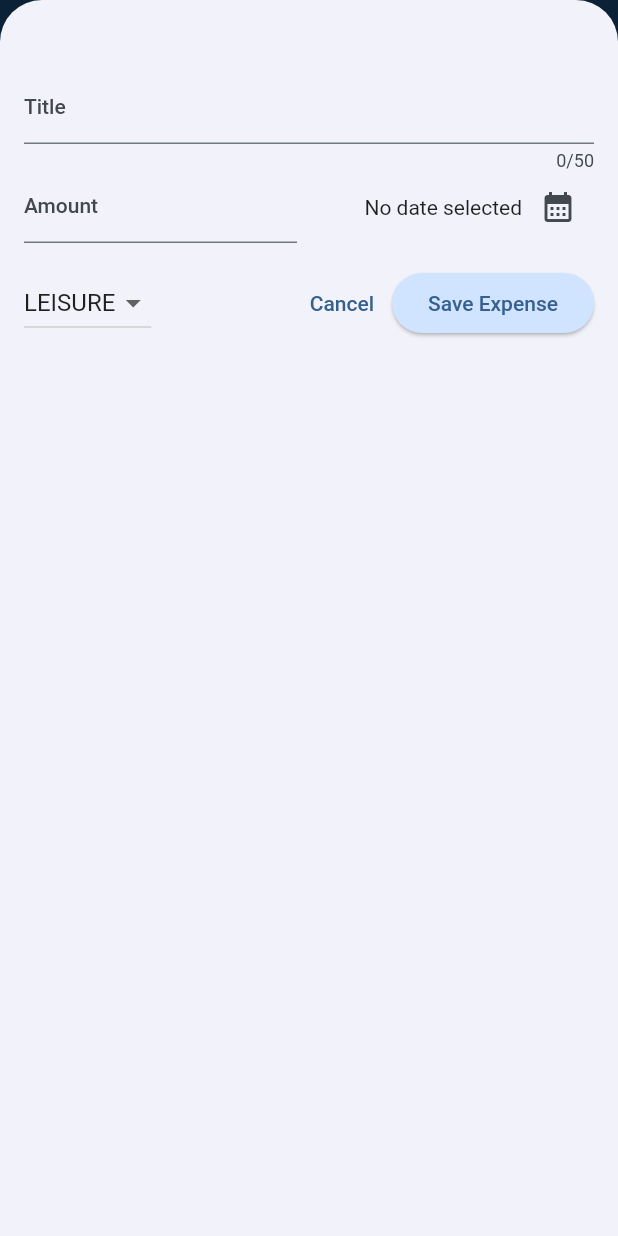
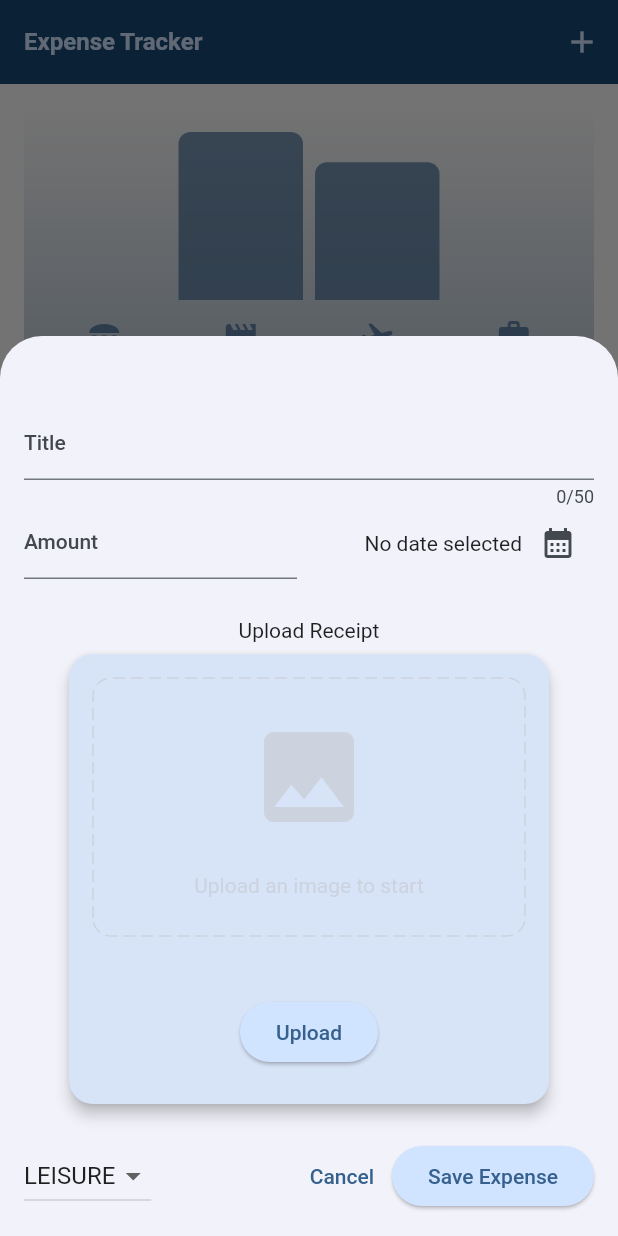
Before and after one commit to hanani14/expensetracker, a Flutter app: the screen it shows after launch, after a tap on the "add" icon, on a phone screen of 412 x 824 dp. Run offline on Flutter 3.47's test engine with Material 2 defaults, Android fonts, the phone set to English and light mode, and no system bars; drawn by our look-alikes of dotted_border; our stand-ins replace image_cropper, image_picker, permission_handler.

Commit message:
image picker & image crop

```diff
--- a/lib/models/expense.dart
+++ b/lib/models/expense.dart
@@ -1,3 +1,5 @@
+import 'dart:io';
+
 import 'package:intl/intl.dart';
 import 'package:uuid/uuid.dart';
 import 'package:flutter/material.dart';
@@ -26,7 +28,8 @@ class Expense{
   final String id;
   final DateTime date;
   final Category category;
-  Expense({required this.category,required this.title,required this.amount,required this.date})
+  final File? path;
+  Expense({required this.category,required this.title,required this.amount,required this.date,  this.path})
   : id = uuid.v4();
 
 
--- a/lib/views/expenses.dart
+++ b/lib/views/expenses.dart
@@ -1,7 +1,10 @@
 import 'package:expensetracker/models/expense.dart';
+import 'package:expensetracker/views/chart/chart.dart';
 import 'package:expensetracker/views/expenses_list/expenses_list.dart';
+import 'package:expensetracker/views/image_page.dart';
 import 'package:expensetracker/views/new_expense.dart';
 import 'package:flutter/material.dart';
+import 'package:permission_handler/permission_handler.dart';
 
 class Expenses extends StatefulWidget {
   const Expenses({super.key});
@@ -28,6 +31,18 @@ class _ExpensesState extends State<Expenses> {
     });
   }
 
+  void getPermission(BuildContext context) async {
+
+    await [
+      Permission.camera,
+      Permission.storage,
+      Permission.location,
+      Permission.notification,
+
+    ].request();
+  }
+
+
   void _removeExpense(Expense expense){
     final expenseIndaex = _registeredExpenses.indexOf(expense);
     setState(() {
@@ -37,6 +52,12 @@ class _ExpensesState extends State<Expenses> {
     ScaffoldMessenger.of(context).showSnackBar(SnackBar(duration: const Duration(seconds: 3),content: const Text('Expense deleted.'),action: SnackBarAction(label: 'Undo',onPressed: (){setState(() {
       _registeredExpenses.insert(expenseIndaex, expense);
     });},),));
+  }
+
+@override
+  void initState() {
+   getPermission(context);
+    super.initState();
   }
 
   @override
@@ -50,11 +71,11 @@ class _ExpensesState extends State<Expenses> {
         title: const Text('Expense Tracker'),
         actions: [
         IconButton(onPressed: _openAddExpenseOverlay, icon: const Icon(Icons.add)),
+      ]),
 
-      ]),
       body: Column(
       children:  [
-        const Text('The chart'),
+        Chart(expenses: _registeredExpenses),
         Expanded(child: mainCOntent),
       ],
     ),);
--- a/lib/views/expenses_list/expense_item.dart
+++ b/lib/views/expenses_list/expense_item.dart
@@ -1,3 +1,5 @@
+import 'dart:io';
+
 import 'package:expensetracker/global/separator.dart';
 import 'package:expensetracker/models/expense.dart';
 import 'package:flutter/material.dart';
@@ -29,7 +31,14 @@ class ExpenseItem extends StatelessWidget {
                   Text(expense.formattedDate),
                 ],
               ),
-            ],)
+            ],),
+            expense.path != null?
+            Center(
+              child: Padding(
+                padding: const EdgeInsets.all(8.0),
+                child: Image.file(expense.path!),
+              ),
+            ):Container()
           ],
         ),
       ),);
--- /dev/null
+++ b/lib/views/image_page.dart
@@ -0,0 +1,242 @@
+
+import 'dart:io';
+
+import 'package:dotted_border/dotted_border.dart';
+import 'package:flutter/foundation.dart';
+import 'package:flutter/material.dart';
+import 'package:image_cropper/image_cropper.dart';
+import 'package:image_picker/image_picker.dart';
+
+class ImagePage extends StatefulWidget {
+
+  ImagePage({ Key? key,required this.onSelectAnswer}) : super(key: key);
+  final void Function(String pathUrl) onSelectAnswer;
+
+  @override
+  _ImagePageState createState() => _ImagePageState();
+}
+
+class _ImagePageState extends State<ImagePage> {
+  XFile? _pickedFile;
+  CroppedFile? _croppedFile;
+
+  @override
+  Widget build(BuildContext context) {
+    return  _body();
+  }
+
+  Widget _body() {
+    if (_croppedFile != null || _pickedFile != null) {
+      return _imageCard();
+    } else {
+      return _uploaderCard();
+    }
+  }
+
+  Widget _imageCard() {
+    return Center(
+      child: Column(
+        mainAxisSize: MainAxisSize.min,
+        crossAxisAlignment: CrossAxisAlignment.center,
+        children: [
+          Padding(
+            padding:
+                const EdgeInsets.symmetric(horizontal: kIsWeb ? 24.0 : 16.0),
+            child: Card(
+              elevation: 4.0,
+              child: Padding(
+                padding: const EdgeInsets.all(kIsWeb ? 24.0 : 16.0),
+                child: _image(),
+              ),
+            ),
+          ),
+          const SizedBox(height: 24.0),
+          _menu(),
+        ],
+      ),
+    );
+  }
+
+  Widget _image() {
+    final screenWidth = MediaQuery.of(context).size.width;
+    final screenHeight = MediaQuery.of(context).size.height;
+    if (_croppedFile != null) {
+      final path = _croppedFile!.path;
+      widget.onSelectAnswer(path);
+      return ConstrainedBox(
+        constraints: BoxConstraints(
+          maxWidth: 0.8 * screenWidth,
+          maxHeight: 0.7 * screenHeight,
+        ),
+        child: kIsWeb ? Image.network(path) : Image.file(File(path)),
+      );
+    } else if (_pickedFile != null) {
+      final path = _pickedFile!.path;
+      widget.onSelectAnswer(path);
+      return ConstrainedBox(
+        constraints: BoxConstraints(
+          maxWidth: 0.8 * screenWidth,
+          maxHeight: 0.7 * screenHeight,
+        ),
+        child: kIsWeb ? Image.network(path) : Image.file(File(path)),
+      );
+    } else {
+      return const SizedBox.shrink();
+    }
+  }
+
+  Widget _menu() {
+    return Row(
+      mainAxisSize: MainAxisSize.min,
+      children: [
+        FloatingActionButton(
+          onPressed: () {
+            _clear();
+          },
+          backgroundColor: Colors.redAccent,
+          tooltip: 'Delete',
+          child: const Icon(Icons.delete),
+        ),
+        if (_croppedFile == null)
+          Padding(
+            padding: const EdgeInsets.only(left: 32.0),
+            child: FloatingActionButton(
+              onPressed: () {
+                _cropImage();
+              },
+              backgroundColor: const Color(0xFFBC764A),
+              tooltip: 'Crop',
+              child: const Icon(Icons.crop),
+            ),
+          )
+      ],
+    );
+  }
+
+  Widget _uploaderCard() {
+    return Center(
+      child: Card(
+        elevation: 4.0,
+        shape: RoundedRectangleBorder(
+          borderRadius: BorderRadius.circular(16.0),
+        ),
+        child: SizedBox(
+          width: kIsWeb ? 380.0 : 320.0,
+          height: 300.0,
+          child: Column(
+            mainAxisSize: MainAxisSize.max,
+            crossAxisAlignment: CrossAxisAlignment.center,
+            mainAxisAlignment: MainAxisAlignment.center,
+            children: [
+              Expanded(
+                child: Padding(
+                  padding: const EdgeInsets.all(16.0),
+                  child: DottedBorder(
+                    radius: const Radius.circular(12.0),
+                    borderType: BorderType.RRect,
+                    dashPattern: const [8, 4],
+                    color: Theme.of(context).highlightColor.withOpacity(0.4),
+                    child: Center(
+                      child: Column(
+                        mainAxisSize: MainAxisSize.min,
+                        crossAxisAlignment: CrossAxisAlignment.center,
+                        children: [
+                          Icon(
+                            Icons.image,
+                            color: Theme.of(context).highlightColor,
+                            size: 80.0,
+                          ),
+                          const SizedBox(height: 24.0),
+                          Text(
+                            'Upload an image to start',
+                            style: kIsWeb
+                                ? Theme.of(context)
+                                    .textTheme
+                                    .headlineSmall!
+                                    .copyWith(
+                                        color: Theme.of(context).highlightColor)
+                                : Theme.of(context)
+                                    .textTheme
+                                    .bodyMedium!
+                                    .copyWith(
+                                        color:
+                                            Theme.of(context).highlightColor),
+                          )
+                        ],
+                      ),
+                    ),
+                  ),
+                ),
+              ),
+              Padding(
+                padding: const EdgeInsets.symmetric(vertical: 24.0),
+                child: ElevatedButton(
+                  onPressed: () {
+                    _uploadImage();
+                  },
+                  child: const Text('Upload'),
+                ),
+              ),
+            ],
+          ),
+        ),
+      ),
+    );
+  }
+
+  Future<void> _cropImage() async {
+    if (_pickedFile != null) {
+      final croppedFile = await ImageCropper().cropImage(
+        sourcePath: _pickedFile!.path,
+        compressFormat: ImageCompressFormat.jpg,
+        compressQuality: 100,
+        uiSettings: [
+          AndroidUiSettings(
+              toolbarTitle: 'Cropper',
+              toolbarColor: Colors.deepOrange,
+              toolbarWidgetColor: Colors.white,
+              initAspectRatio: CropAspectRatioPreset.original,
+              lockAspectRatio: false),
+          IOSUiSettings(
+            title: 'Cropper',
+          ),
+          WebUiSettings(
+            context: context,
+            presentStyle: CropperPresentStyle.dialog,
+            boundary: const CroppieBoundary(
+              width: 520,
+              height: 520,
+            ),
+            viewPort:
+                const CroppieViewPort(width: 480, height: 480, type: 'circle'),
+            enableExif: true,
+            enableZoom: true,
+            showZoomer: true,
+          ),
+        ],
+      );
+      if (croppedFile != null) {
+        setState(() {
+          _croppedFile = croppedFile;
+        });
+      }
+    }
+  }
+
+  Future<void> _uploadImage() async {
+    final pickedFile =
+        await ImagePicker().pickImage(source: ImageSource.gallery);
+    if (pickedFile != null) {
+      setState(() {
+        _pickedFile = pickedFile;
+      });
+    }
+  }
+
+  void _clear() {
+    setState(() {
+      _pickedFile = null;
+      _croppedFile = null;
+    });
+  }
+}
--- a/lib/views/new_expense.dart
+++ b/lib/views/new_expense.dart
@@ -1,6 +1,10 @@
+import 'dart:io';
+
 import 'package:expensetracker/global/separator.dart';
 import 'package:expensetracker/models/expense.dart';
+import 'package:expensetracker/views/image_page.dart';
 import 'package:flutter/material.dart';
+import 'package:flutter/scheduler.dart';
 import 'package:flutter/src/widgets/framework.dart';
 import 'package:flutter/src/widgets/placeholder.dart';
 import 'package:intl/intl.dart';
@@ -19,6 +23,7 @@ class _NewExpenseState extends State<NewExpense> {
   final _amountController = TextEditingController();
   DateTime? _selectedDate;
   Category _selectedCategory = Category.leisure;
+  String? imgPath;
 
   void _presentDatePicker()async{
     final now = DateTime.now();
@@ -29,6 +34,17 @@ class _NewExpenseState extends State<NewExpense> {
     setState(() {
       _selectedDate = pickedDate;
     });
+  }
+
+  void imagepickers(String path){
+     SchedulerBinding.instance.addPostFrameCallback((_) {
+        setState(() {
+          imgPath = path;
+    });
+    //yourcode
+  });
+
+    print('image path $imgPath');
   }
 
   void _submitExpenseData(){
@@ -48,7 +64,7 @@ class _NewExpenseState extends State<NewExpense> {
       ));
       return;
     }
-    widget.onAddExpense(Expense(category: _selectedCategory, title: _titleController.text, amount: enterAmount, date: _selectedDate!));
+    widget.onAddExpense(Expense(category: _selectedCategory, title: _titleController.text, amount: enterAmount, date: _selectedDate!,path: File(imgPath!)));
     Navigator.pop(context);
   }
   // var _enteredTitle = '';
@@ -66,9 +82,11 @@ class _NewExpenseState extends State<NewExpense> {
 
   @override
   Widget build(BuildContext context) {
-    return Padding(
+    return SingleChildScrollView(
+      child: Padding(
         padding: const EdgeInsets.fromLTRB(16,48,16,16),
-      child:Column(children: [
+        child:Column(
+          children: [
            TextField(
             controller:_titleController,
             // onChanged:_saveTitleInput ,
@@ -95,6 +113,9 @@ class _NewExpenseState extends State<NewExpense> {
               ],
             ))
           ],),
+           Separator().heightSeperator(26),
+            const Text('Upload Receipt',textAlign: TextAlign.start,),
+            ImagePage(onSelectAnswer: imagepickers,),
             Separator().heightSeperator(16),
           Row(children: [
             DropdownButton(
@@ -110,6 +131,7 @@ class _NewExpenseState extends State<NewExpense> {
                   });
             }),
             const Spacer(),
+
             TextButton(onPressed: (){
               Navigator.pop(context);
             }, child: const Text('Cancel')),
@@ -118,6 +140,7 @@ class _NewExpenseState extends State<NewExpense> {
           ],)
 
         ],),
+      ),
     );
   }
 }
--- a/pubspec.yaml
+++ b/pubspec.yaml
@@ -37,6 +37,10 @@ dependencies:
   cupertino_icons: ^1.0.2
   uuid: ^4.0.0
   intl: ^0.18.1
+  image_cropper: ^4.0.0
+  image_picker: ^1.0.0
+  dotted_border: ^2.1.0
+  permission_handler: ^10.4.0
 
 dev_dependencies:
   flutter_test:
```
Also changed, not shown: 12 other files. Lines whose indentation alone changed are shown as unchanged.
